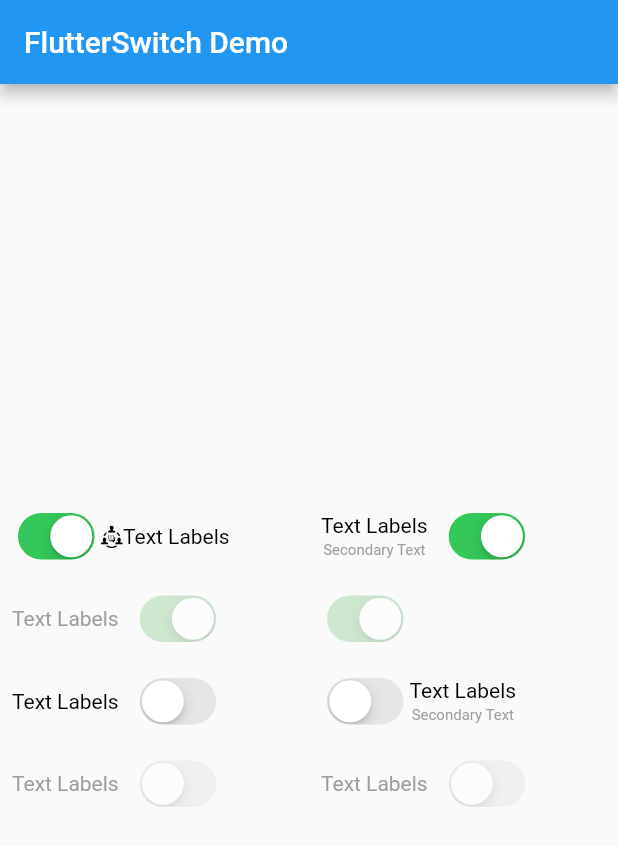
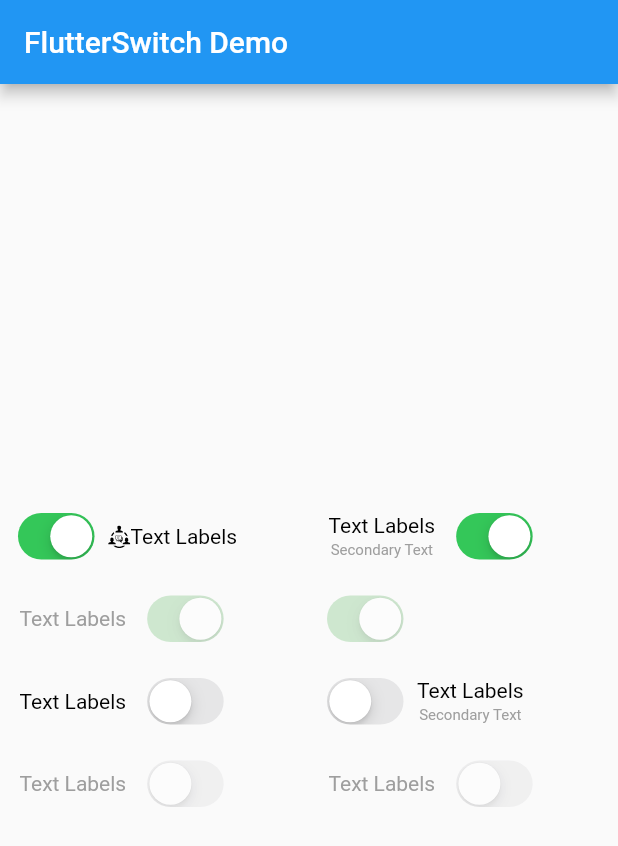
Before and after one commit to AM3108/SwitchTalk, a Flutter app: the screen it shows after launch, on a phone screen of 412 x 824 dp. Shown: the top 846 px of the screen. Run offline on Flutter 3.47's test engine with Material 2 defaults, Android fonts, the phone set to English and light mode, and no system bars; our stand-ins replace flutter_svg.

Commit message:
Switch Talk Commit with Added Functions

```diff
--- a/lib/custom_switch_widget.dart
+++ b/lib/custom_switch_widget.dart
@@ -35,17 +35,7 @@ class CustomSwitchTalk extends StatelessWidget {
           children: [
             Row(
               children: [
-                alignRight == null || alignRight != true?
-                Column(
-                  children: [
-                    Padding(
-                      padding: const EdgeInsets.only(right: 10,),
-                      child: primaryText != null ? _getPrimaryText : Container(),),
-                    Padding(
-                      padding: const EdgeInsets.only(right: 10),
-                      child: secondaryText != null ? _getSecondaryText : Container(),),
-                  ],
-                ): Container(),
+                alignRight == null || alignRight != true? _getText : Container(),
                 Semantics(
                   label: semantics,
                   child:
@@ -54,17 +44,7 @@ class CustomSwitchTalk extends StatelessWidget {
                     onChanged: disabled ? null : onChanged,
                   ),
                 ),
-                alignRight != null && alignRight == true?
-                Column(
-                  children: [
-                    Padding(
-                      padding: const EdgeInsets.only(right: 10),
-                      child: primaryText != null ? _getPrimaryText : Container(),),
-                    Padding(
-                      padding: const EdgeInsets.only(right: 10),
-                      child: secondaryText != null ? _getSecondaryText : Container(),),
-                  ],
-                ): Container(),
+                alignRight != null && alignRight == true? _getText : Container(),
               ],
             ),
           ],
@@ -107,4 +87,17 @@ class CustomSwitchTalk extends StatelessWidget {
       ),
     );
   }
+
+  get _getText{
+    return Column(
+      children: [
+        Padding(
+          padding: const EdgeInsets.only(right: 10, left: 5),
+          child: primaryText != null ? _getPrimaryText : Container(),),
+        Padding(
+          padding: const EdgeInsets.only(right: 10, left: 5),
+          child: secondaryText != null ? _getSecondaryText : Container(),),
+      ],
+    );
+  }
 }
```
